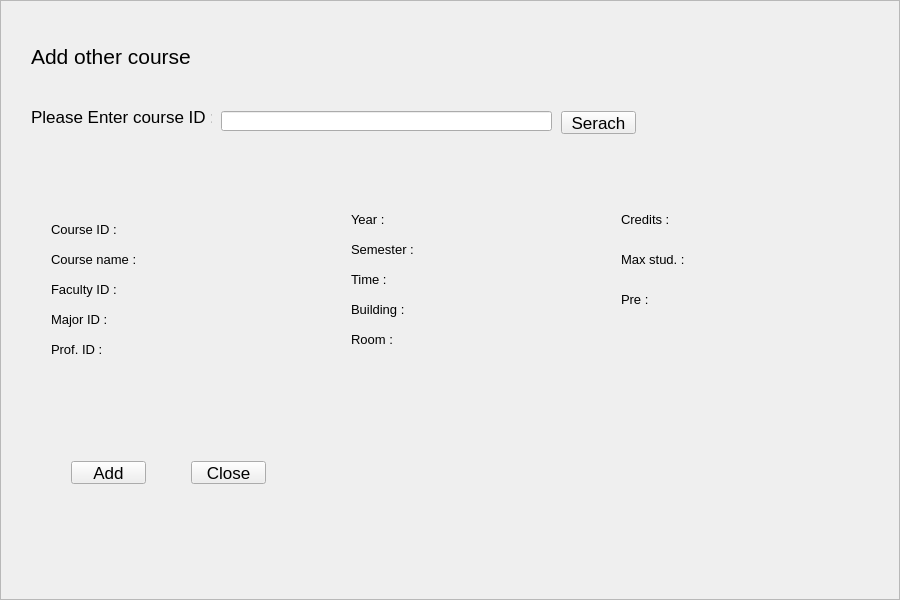
Before: the Qt Designer form resources/UI/studentAddcourse.ui in Poom1997/gman, drawn with Qt 5.
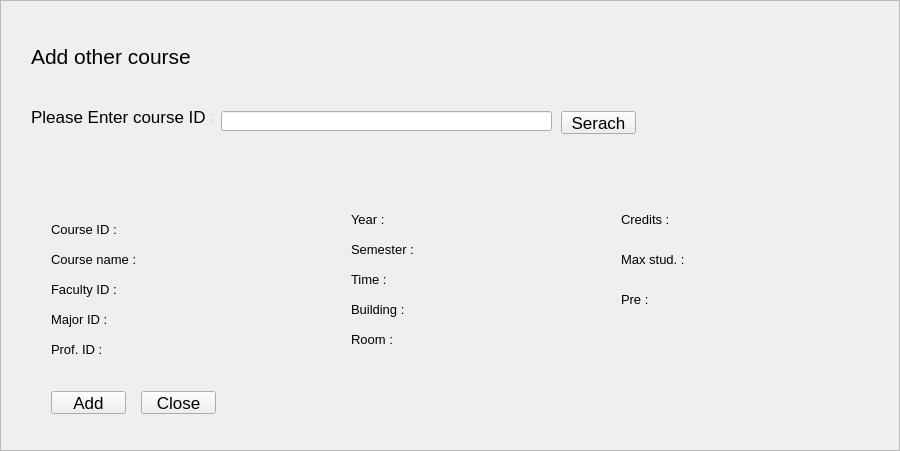
After: the same form once the commit is applied.

```diff
--- a/resources/UI/studentAddcourse.ui
+++ b/resources/UI/studentAddcourse.ui
@@ -7,7 +7,7 @@
     <x>0</x>
     <y>0</y>
     <width>900</width>
-    <height>600</height>
+    <height>451</height>
    </rect>
   </property>
   <property name="windowTitle">
@@ -19,7 +19,7 @@
      <x>0</x>
      <y>0</y>
      <width>900</width>
-     <height>600</height>
+     <height>451</height>
     </rect>
    </property>
    <property name="font">
@@ -42,7 +42,7 @@
       <x>0</x>
       <y>0</y>
       <width>898</width>
-      <height>598</height>
+      <height>449</height>
      </rect>
     </property>
     <widget class="QLabel" name="barLabel">
@@ -115,8 +115,8 @@
     <widget class="QPushButton" name="pushButton_2">
      <property name="geometry">
       <rect>
-       <x>70</x>
-       <y>460</y>
+       <x>50</x>
+       <y>390</y>
        <width>75</width>
        <height>23</height>
       </rect>
@@ -128,8 +128,8 @@
     <widget class="QPushButton" name="pushButton_3">
      <property name="geometry">
       <rect>
-       <x>190</x>
-       <y>460</y>
+       <x>140</x>
+       <y>390</y>
        <width>75</width>
        <height>23</height>
       </rect>
```
